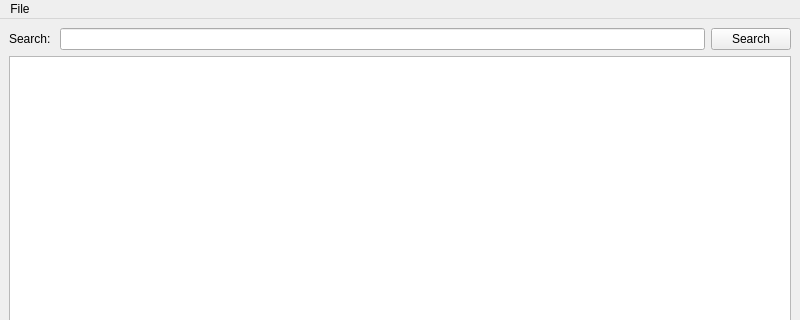
The window that mainwindow.ui (ramzy2000/GematriaTracker) describes before a commit, drawn with Qt 5; both pictures show x 0 to 800 and y 0 to 320 of the 800 by 600 pixel window.
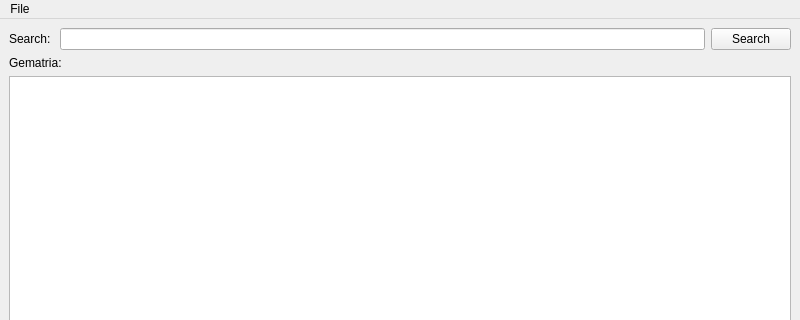
The same window after the commit.

```diff
--- a/mainwindow.ui
+++ b/mainwindow.ui
@@ -36,6 +36,24 @@
       </item>
      </layout>
     </item>
+    <item>
+     <layout class="QHBoxLayout" name="horizontalLayout_2">
+      <item>
+       <widget class="QLabel" name="gematriaLabel">
+        <property name="text">
+         <string>Gematria: </string>
+        </property>
+       </widget>
+      </item>
+      <item>
+       <widget class="QLabel" name="gematriaNumberLabel">
+        <property name="text">
+         <string/>
+        </property>
+       </widget>
+      </item>
+     </layout>
+    </item>
     <item>
      <widget class="QListView" name="listView"/>
     </item>
```
Left out of the diff: 19 changed lines with no effect on the pictures.
